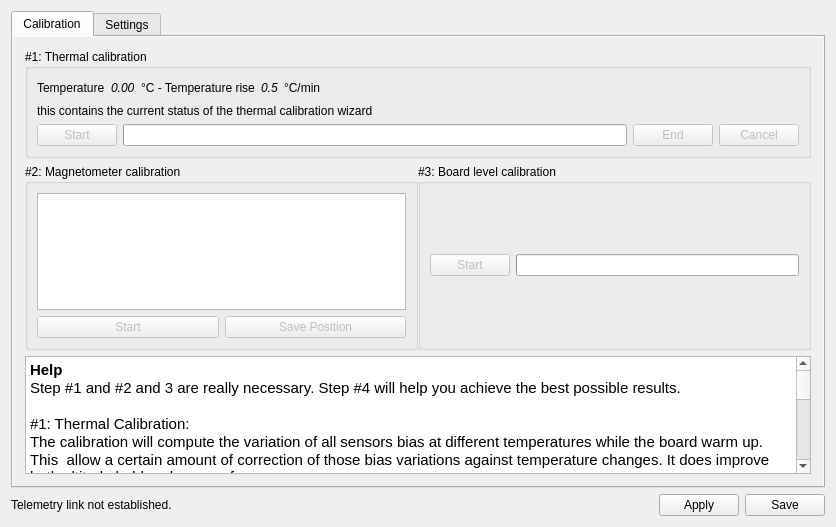
openpilot/OpenPilot, file ground/openpilotgcs/src/plugins/config/revosensors.ui: the form before one commit.
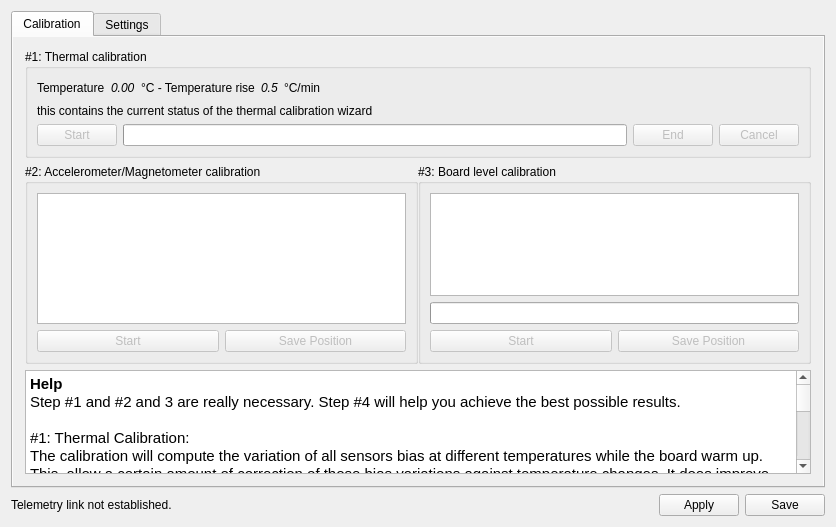
The form after the commit. Icons and pictures are not drawn.

Diff of the .ui file:
```diff
--- a/ground/openpilotgcs/src/plugins/config/revosensors.ui
+++ b/ground/openpilotgcs/src/plugins/config/revosensors.ui
@@ -65,7 +65,7 @@
          <item row="1" column="0">
           <widget class="QGroupBox" name="groupBox_5">
            <property name="title">
-            <string>#2: Magnetometer calibration</string>
+            <string>#2: Accelerometer/Magnetometer calibration</string>
            </property>
            <layout class="QVBoxLayout" name="verticalLayout_sixPointCalib">
             <item>
@@ -297,6 +297,20 @@
             <string>#3: Board level calibration</string>
            </property>
            <layout class="QVBoxLayout" name="verticalLayout_5">
+           <item>
+             <widget class="QGraphicsView" name="levelingHelp">
+             </widget>
+            </item>
+            <item>
+             <widget class="QProgressBar" name="accelBiasProgress">
+              <property name="value">
+               <number>0</number>
+              </property>
+              <property name="textVisible">
+               <bool>false</bool>
+              </property>
+             </widget>
+            </item>
             <item>
              <layout class="QHBoxLayout" name="horizontalLayout_3">
               <item>
@@ -310,13 +324,13 @@
                </widget>
               </item>
               <item>
-               <widget class="QProgressBar" name="accelBiasProgress">
-                <property name="value">
-                 <number>0</number>
-                </property>
-                <property name="textVisible">
+               <widget class="QPushButton" name="accelBiasSavePos">
+                <property name="enabled">
                  <bool>false</bool>
                 </property>
+                <property name="text">
+                 <string>Save Position</string>
+                </property>
                </widget>
               </item>
              </layout>
```
Left out of the diff: 3 changed lines with no effect on the pictures.
